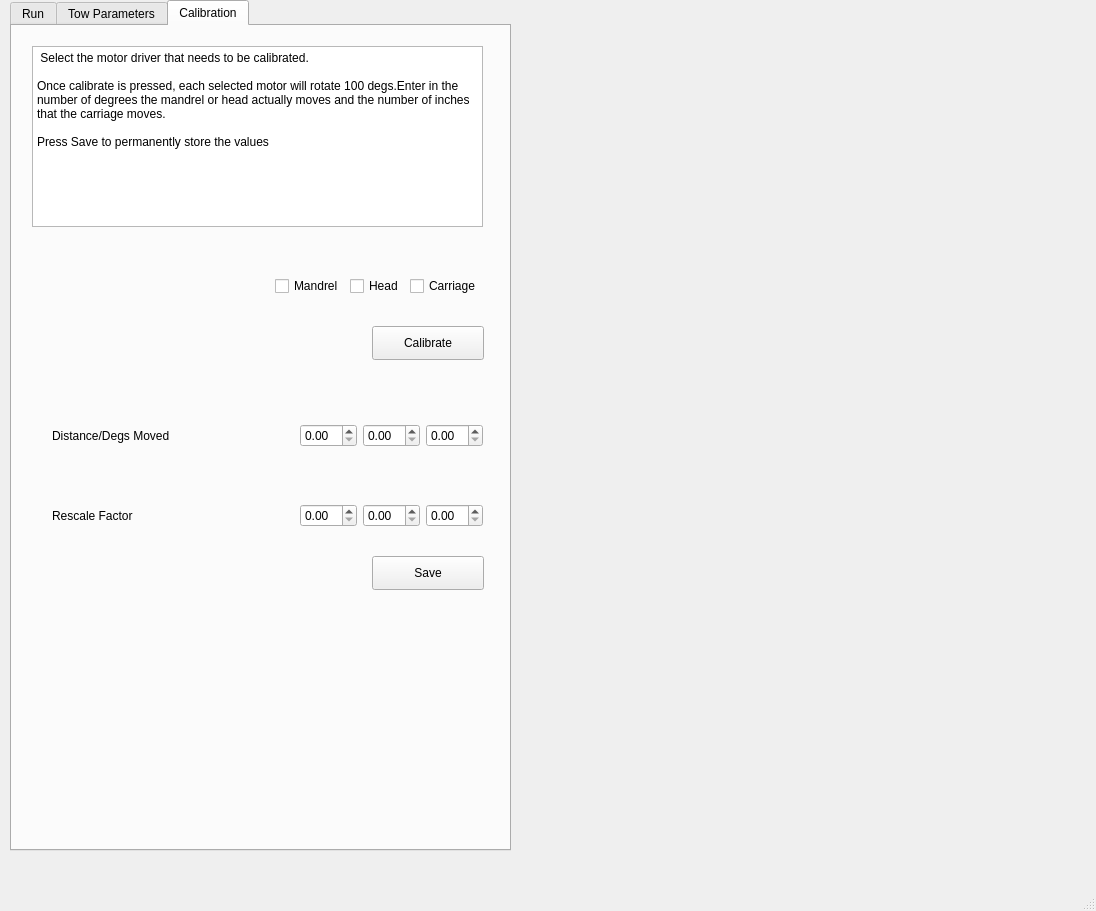
Before: the Qt Designer form WindingSoftware.ui in alexrcherry/Xwinder, drawn with Qt 5.
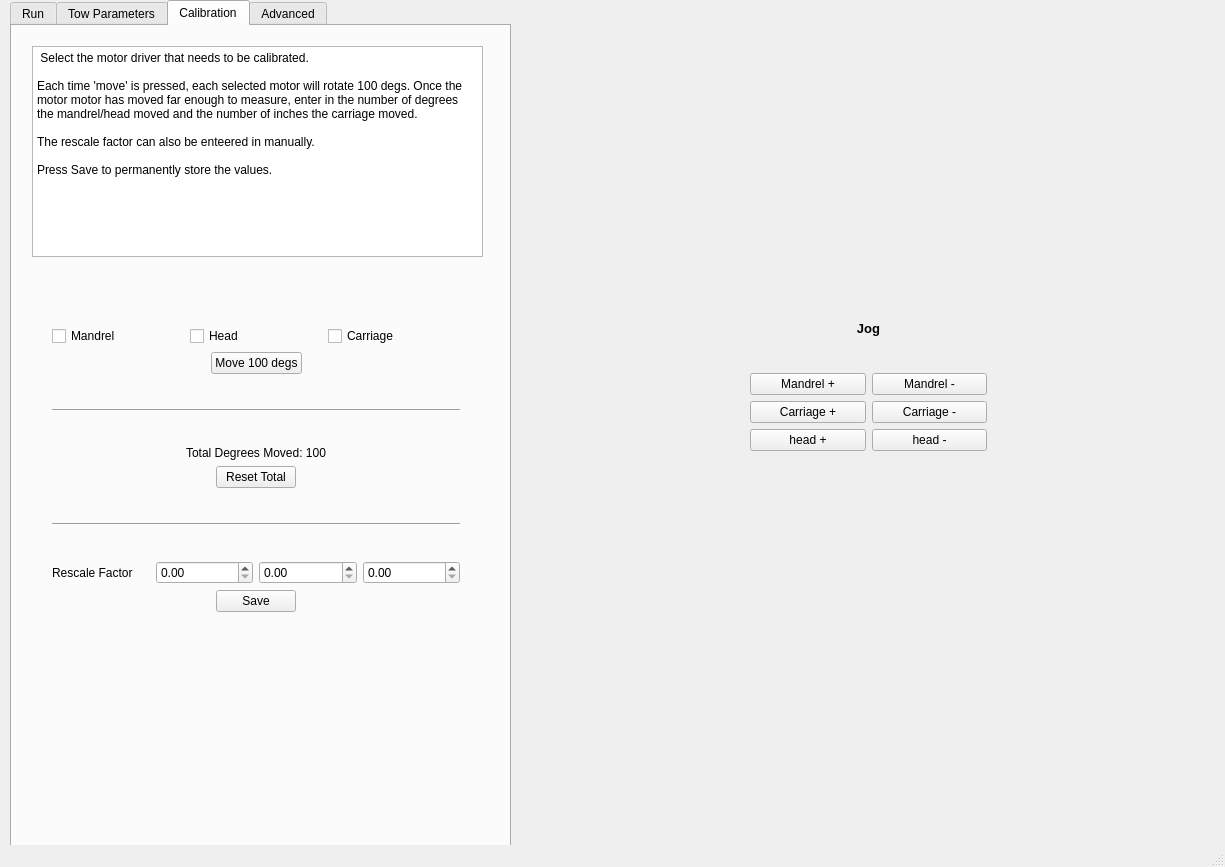
After: the same form once the commit is applied. The open tabs and pages were chosen to show the change.

Diff of the .ui file:
```diff
--- a/WindingSoftware.ui
+++ b/WindingSoftware.ui
@@ -6,8 +6,8 @@
    <rect>
     <x>0</x>
     <y>0</y>
-    <width>1096</width>
-    <height>911</height>
+    <width>1225</width>
+    <height>867</height>
    </rect>
   </property>
   <property name="acceptDrops">
@@ -16,6 +16,9 @@
   <property name="windowTitle">
    <string>WindingSoftware</string>
   </property>
+  <property name="autoFillBackground">
+   <bool>true</bool>
+  </property>
   <widget class="QWidget" name="centralwidget">
    <widget class="QTabWidget" name="tabWidget">
     <property name="geometry">
@@ -217,178 +220,400 @@
      <attribute name="title">
       <string>Calibration</string>
      </attribute>
-     <widget class="QPushButton" name="pushButton_2">
-      <property name="geometry">
-       <rect>
-        <x>360</x>
-        <y>530</y>
-        <width>112</width>
-        <height>34</height>
-       </rect>
-      </property>
-      <property name="text">
-       <string>Save</string>
-      </property>
-     </widget>
-     <widget class="QWidget" name="horizontalLayoutWidget_2">
-      <property name="geometry">
-       <rect>
-        <x>40</x>
-        <y>370</y>
-        <width>431</width>
-        <height>80</height>
-       </rect>
-      </property>
-      <layout class="QHBoxLayout" name="horizontalLayout_7">
-       <item>
-        <widget class="QLabel" name="label_3">
-         <property name="text">
-          <string>Distance/Degs Moved</string>
-         </property>
-        </widget>
-       </item>
-       <item>
-        <spacer name="horizontalSpacer_3">
-         <property name="orientation">
-          <enum>Qt::Horizontal</enum>
-         </property>
-         <property name="sizeHint" stdset="0">
-          <size>
-           <width>40</width>
-           <height>20</height>
-          </size>
-         </property>
-        </spacer>
-       </item>
-       <item>
-        <widget class="QDoubleSpinBox" name="doubleSpinBox"/>
-       </item>
-       <item>
-        <widget class="QDoubleSpinBox" name="doubleSpinBox_2"/>
-       </item>
-       <item>
-        <widget class="QDoubleSpinBox" name="doubleSpinBox_3"/>
-       </item>
-      </layout>
-     </widget>
-     <widget class="QWidget" name="horizontalLayoutWidget_3">
-      <property name="geometry">
-       <rect>
-        <x>40</x>
-        <y>450</y>
-        <width>431</width>
-        <height>80</height>
-       </rect>
-      </property>
-      <layout class="QHBoxLayout" name="horizontalLayout_8">
-       <item>
-        <widget class="QLabel" name="label_4">
-         <property name="text">
-          <string>Rescale Factor</string>
-         </property>
-        </widget>
-       </item>
-       <item>
-        <spacer name="horizontalSpacer_2">
-         <property name="orientation">
-          <enum>Qt::Horizontal</enum>
-         </property>
-         <property name="sizeHint" stdset="0">
-          <size>
-           <width>40</width>
-           <height>20</height>
-          </size>
-         </property>
-        </spacer>
-       </item>
-       <item>
-        <widget class="QDoubleSpinBox" name="doubleSpinBox_4"/>
-       </item>
-       <item>
-        <widget class="QDoubleSpinBox" name="doubleSpinBox_5"/>
-       </item>
-       <item>
-        <widget class="QDoubleSpinBox" name="doubleSpinBox_6"/>
-       </item>
-      </layout>
-     </widget>
-     <widget class="QPushButton" name="pushButton">
-      <property name="geometry">
-       <rect>
-        <x>360</x>
-        <y>300</y>
-        <width>112</width>
-        <height>34</height>
-       </rect>
-      </property>
-      <property name="text">
-       <string>Calibrate</string>
-      </property>
-     </widget>
-     <widget class="QWidget" name="horizontalLayoutWidget">
-      <property name="geometry">
-       <rect>
-        <x>190</x>
-        <y>220</y>
-        <width>279</width>
-        <height>80</height>
-       </rect>
-      </property>
-      <layout class="QHBoxLayout" name="horizontalLayout">
-       <item>
-        <spacer name="horizontalSpacer">
-         <property name="orientation">
-          <enum>Qt::Horizontal</enum>
-         </property>
-         <property name="sizeHint" stdset="0">
-          <size>
-           <width>40</width>
-           <height>20</height>
-          </size>
-         </property>
-        </spacer>
-       </item>
-       <item>
-        <widget class="QCheckBox" name="checkBox">
-         <property name="text">
-          <string>Mandrel</string>
-         </property>
-        </widget>
-       </item>
-       <item>
-        <widget class="QCheckBox" name="checkBox_3">
-         <property name="text">
-          <string>Head</string>
-         </property>
-        </widget>
-       </item>
-       <item>
-        <widget class="QCheckBox" name="checkBox_2">
-         <property name="text">
-          <string>Carriage</string>
-         </property>
-        </widget>
-       </item>
-      </layout>
-     </widget>
      <widget class="QPlainTextEdit" name="plainTextEdit">
       <property name="geometry">
        <rect>
         <x>20</x>
         <y>20</y>
         <width>451</width>
-        <height>181</height>
+        <height>211</height>
        </rect>
       </property>
+      <property name="autoFillBackground">
+       <bool>false</bool>
+      </property>
+      <property name="frameShadow">
+       <enum>QFrame::Plain</enum>
+      </property>
+      <property name="verticalScrollBarPolicy">
+       <enum>Qt::ScrollBarAlwaysOff</enum>
+      </property>
+      <property name="horizontalScrollBarPolicy">
+       <enum>Qt::ScrollBarAlwaysOff</enum>
+      </property>
       <property name="plainText">
        <string> Select the motor driver that needs to be calibrated. 
 
-Once calibrate is pressed, each selected motor will rotate 100 degs.Enter in the number of degrees the mandrel or head actually moves and the number of inches that the carriage moves.
+Each time 'move' is pressed, each selected motor will rotate 100 degs. Once the motor motor has moved far enough to measure, enter in the number of degrees the mandrel/head moved and the number of inches the carriage moved.
 
-Press Save to permanently store the values </string>
+The rescale factor can also be enteered in manually. 
+
+Press Save to permanently store the values.
+</string>
       </property>
      </widget>
+     <widget class="QWidget" name="verticalLayoutWidget_2">
+      <property name="geometry">
+       <rect>
+        <x>40</x>
+        <y>300</y>
+        <width>408</width>
+        <height>286</height>
+       </rect>
+      </property>
+      <layout class="QVBoxLayout" name="verticalLayout_5">
+       <item>
+        <layout class="QHBoxLayout" name="horizontalLayout">
+         <item>
+          <widget class="QCheckBox" name="checkBox">
+           <property name="text">
+            <string>Mandrel</string>
+           </property>
+          </widget>
+         </item>
+         <item>
+          <widget class="QCheckBox" name="checkBox_3">
+           <property name="text">
+            <string>Head</string>
+           </property>
+          </widget>
+         </item>
+         <item>
+          <widget class="QCheckBox" name="checkBox_2">
+           <property name="text">
+            <string>Carriage</string>
+           </property>
+          </widget>
+         </item>
+        </layout>
+       </item>
+       <item>
+        <layout class="QHBoxLayout" name="horizontalLayout_7">
+         <item>
+          <spacer name="horizontalSpacer">
+           <property name="orientation">
+            <enum>Qt::Horizontal</enum>
+           </property>
+           <property name="sizeHint" stdset="0">
+            <size>
+             <width>40</width>
+             <height>20</height>
+            </size>
+           </property>
+          </spacer>
+         </item>
+         <item>
+          <widget class="QPushButton" name="pushButton">
+           <property name="text">
+            <string>Move 100 degs</string>
+           </property>
+          </widget>
+         </item>
+         <item>
+          <spacer name="horizontalSpacer_2">
+           <property name="orientation">
+            <enum>Qt::Horizontal</enum>
+           </property>
+           <property name="sizeHint" stdset="0">
+            <size>
+             <width>40</width>
+             <height>20</height>
+            </size>
+           </property>
+          </spacer>
+         </item>
+        </layout>
+       </item>
+       <item>
+        <spacer name="verticalSpacer">
+         <property name="orientation">
+          <enum>Qt::Vertical</enum>
+         </property>
+         <property name="sizeHint" stdset="0">
+          <size>
+           <width>20</width>
+           <height>40</height>
+          </size>
+         </property>
+        </spacer>
+       </item>
+       <item>
+        <widget class="Line" name="line_6">
+         <property name="orientation">
+          <enum>Qt::Horizontal</enum>
+         </property>
+        </widget>
+       </item>
+       <item>
+        <spacer name="verticalSpacer_2">
+         <property name="orientation">
+          <enum>Qt::Vertical</enum>
+         </property>
+         <property name="sizeHint" stdset="0">
+          <size>
+           <width>20</width>
+           <height>40</height>
+          </size>
+         </property>
+        </spacer>
+       </item>
+       <item>
+        <widget class="QLabel" name="label_DegsMoved">
+         <property name="text">
+          <string>Total Degrees Moved: 100</string>
+         </property>
+         <property name="alignment">
+          <set>Qt::AlignCenter</set>
+         </property>
+        </widget>
+       </item>
+       <item>
+        <layout class="QHBoxLayout" name="horizontalLayout_13">
+         <item>
+          <spacer name="horizontalSpacer_3">
+           <property name="orientation">
+            <enum>Qt::Horizontal</enum>
+           </property>
+           <property name="sizeHint" stdset="0">
+            <size>
+             <width>40</width>
+             <height>20</height>
+            </size>
+           </property>
+          </spacer>
+         </item>
+         <item>
+          <widget class="QPushButton" name="pushButton_4">
+           <property name="text">
+            <string>Reset Total</string>
+           </property>
+          </widget>
+         </item>
+         <item>
+          <spacer name="horizontalSpacer_4">
+           <property name="orientation">
+            <enum>Qt::Horizontal</enum>
+           </property>
+           <property name="sizeHint" stdset="0">
+            <size>
+             <width>40</width>
+             <height>20</height>
+            </size>
+           </property>
+          </spacer>
+         </item>
+        </layout>
+       </item>
+       <item>
+        <spacer name="verticalSpacer_3">
+         <property name="orientation">
+          <enum>Qt::Vertical</enum>
+         </property>
+         <property name="sizeHint" stdset="0">
+          <size>
+           <width>20</width>
+           <height>40</height>
+          </size>
+         </property>
+        </spacer>
+       </item>
+       <item>
+        <widget class="Line" name="line_7">
+         <property name="orientation">
+          <enum>Qt::Horizontal</enum>
+         </property>
+        </widget>
+       </item>
+       <item>
+        <spacer name="verticalSpacer_4">
+         <property name="orientation">
+          <enum>Qt::Vertical</enum>
+         </property>
+         <property name="sizeHint" stdset="0">
+          <size>
+           <width>20</width>
+           <height>40</height>
+          </size>
+         </property>
+        </spacer>
+       </item>
+       <item>
+        <layout class="QHBoxLayout" name="horizontalLayout_8">
+         <item>
+          <widget class="QLabel" name="label_4">
+           <property name="text">
+            <string>Rescale Factor</string>
+           </property>
+          </widget>
+         </item>
+         <item>
+          <widget class="QDoubleSpinBox" name="doubleSpinBox_4"/>
+         </item>
+         <item>
+          <widget class="QDoubleSpinBox" name="doubleSpinBox_5"/>
+         </item>
+         <item>
+          <widget class="QDoubleSpinBox" name="doubleSpinBox_6"/>
+         </item>
+        </layout>
+       </item>
+       <item>
+        <layout class="QHBoxLayout" name="horizontalLayout_14">
+         <item>
+          <spacer name="horizontalSpacer_5">
+           <property name="orientation">
+            <enum>Qt::Horizontal</enum>
+           </property>
+           <property name="sizeHint" stdset="0">
+            <size>
+             <width>40</width>
+             <height>20</height>
+            </size>
+           </property>
+          </spacer>
+         </item>
+         <item>
+          <widget class="QPushButton" name="pushButton_2">
+           <property name="text">
+            <string>Save</string>
+           </property>
+          </widget>
+         </item>
+         <item>
+          <spacer name="horizontalSpacer_6">
+           <property name="orientation">
+            <enum>Qt::Horizontal</enum>
+           </property>
+           <property name="sizeHint" stdset="0">
+            <size>
+             <width>40</width>
+             <height>20</height>
+            </size>
+           </property>
+          </spacer>
+         </item>
+        </layout>
+       </item>
+      </layout>
+     </widget>
     </widget>
+    <widget class="QWidget" name="tab_4">
+     <attribute name="title">
+      <string>Advanced</string>
+     </attribute>
+     <widget class="QLabel" name="label_12">
+      <property name="geometry">
+       <rect>
+        <x>137</x>
+        <y>150</y>
+        <width>141</width>
+        <height>20</height>
+       </rect>
+      </property>
+      <property name="text">
+       <string>Fudge Factor</string>
+      </property>
+     </widget>
+     <widget class="QLabel" name="label_13">
+      <property name="geometry">
+       <rect>
+        <x>140</x>
+        <y>190</y>
+        <width>141</width>
+        <height>20</height>
+       </rect>
+      </property>
+      <property name="text">
+       <string>angular error </string>
+      </property>
+     </widget>
+    </widget>
+   </widget>
+   <widget class="QWidget" name="verticalLayoutWidget">
+    <property name="geometry">
+     <rect>
+      <x>750</x>
+      <y>290</y>
+      <width>237</width>
+      <height>161</height>
+     </rect>
+    </property>
+    <layout class="QVBoxLayout" name="verticalLayout_4">
+     <item>
+      <widget class="QLabel" name="label_5">
+       <property name="font">
+        <font>
+         <pointsize>10</pointsize>
+         <weight>75</weight>
+         <bold>true</bold>
+        </font>
+       </property>
+       <property name="text">
+        <string>Jog</string>
+       </property>
+       <property name="alignment">
+        <set>Qt::AlignCenter</set>
+       </property>
+      </widget>
+     </item>
+     <item>
+      <layout class="QHBoxLayout" name="horizontalLayout_9">
+       <item>
+        <widget class="QPushButton" name="pushButton_CarriagNegative_2">
+         <property name="text">
+          <string>Mandrel +</string>
+         </property>
+        </widget>
+       </item>
+       <item>
+        <widget class="QPushButton" name="pushButton_CarriagNegative_3">
+         <property name="toolTip">
+          <string>&lt;html&gt;&lt;head/&gt;&lt;body&gt;&lt;p&gt;Jogs machine away from home position &lt;/p&gt;&lt;/body&gt;&lt;/html&gt;</string>
+         </property>
+         <property name="text">
+          <string>Mandrel -</string>
+         </property>
+        </widget>
+       </item>
+      </layout>
+     </item>
+     <item>
+      <layout class="QHBoxLayout" name="horizontalLayout_10">
+       <item>
+        <widget class="QPushButton" name="pushButton_CarriagePositive">
+         <property name="text">
+          <string>Carriage +</string>
+         </property>
+        </widget>
+       </item>
+       <item>
+        <widget class="QPushButton" name="pushButton_CarriagNegative">
+         <property name="text">
+          <string>Carriage -</string>
+         </property>
+        </widget>
+       </item>
+      </layout>
+     </item>
+     <item>
+      <layout class="QHBoxLayout" name="horizontalLayout_11">
+       <item>
+        <widget class="QPushButton" name="pushButton_CarriagNegative_4">
+         <property name="text">
+          <string>head +</string>
+         </property>
+        </widget>
+       </item>
+       <item>
+        <widget class="QPushButton" name="pushButton_CarriagNegative_5">
+         <property name="text">
+          <string>head -</string>
+         </property>
+        </widget>
+       </item>
+      </layout>
+     </item>
+    </layout>
    </widget>
   </widget>
   <widget class="QMenuBar" name="menubar">
```
Left out of the diff: 141 changed lines with no effect on the pictures.
